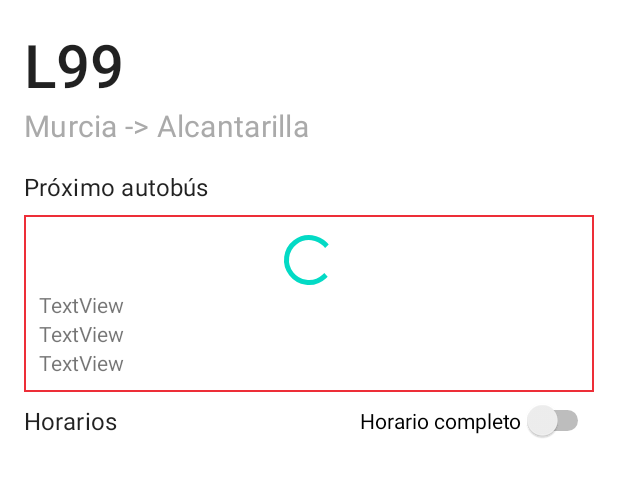
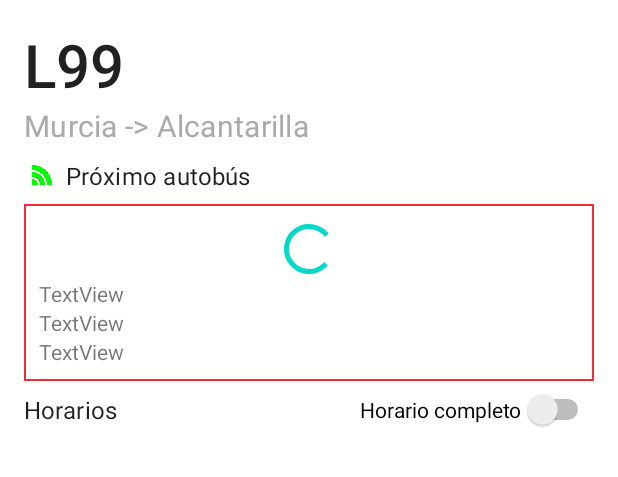
Before and after one commit to youngsdeveloper/busmurcia-app, an Android app: the layout fragment_route.xml on its own in the app's theme, with its tools: preview values and no code run, on a phone screen of 412 x 824 dp. Shown: the top 477 px of the screen. Run offline under Robolectric (Android 15) with nearby library versions, the phone set to English and light mode, and no system bars.

Commit message:
Feature: GIF Realtime Streaming + Fix: Fragmment not attached problems

```diff
--- a/app/build.gradle
+++ b/app/build.gradle
@@ -91,6 +91,10 @@ dependencies {
     implementation 'com.google.firebase:firebase-crashlytics-ktx'
 
 
+    // GIF
+    implementation 'pl.droidsonroids.gif:android-gif-drawable:1.2.25'
+
+
     // Add the dependencies for any other desired Firebase products
     // https://firebase.google.com/docs/android/setup#available-libraries
 
--- a/app/src/main/java/com/juice_studio/busmurciaapp/fragments/RouteFragment.kt
+++ b/app/src/main/java/com/juice_studio/busmurciaapp/fragments/RouteFragment.kt
@@ -230,15 +230,19 @@ class RouteFragment : Fragment(R.layout.fragment_route) {
 
 
 
-            requireActivity().runOnUiThread {
+            if(isAdded){
+                requireActivity().runOnUiThread {
 
-                if(call.isSuccessful){
-                    val realtime_hours = call.body();
-                    realtime_hours?.let { realtime_hours ->
-                        loadRealTimeData(realtime_hours)
+                    if(call.isSuccessful){
+                        val realtime_hours = call.body();
+                        realtime_hours?.let { realtime_hours ->
+                            loadRealTimeData(realtime_hours)
+                        }
                     }
                 }
             }
+
+
         }
     }
 
--- a/app/src/main/java/com/juice_studio/busmurciaapp/fragments/RouteStopsFragment.kt
+++ b/app/src/main/java/com/juice_studio/busmurciaapp/fragments/RouteStopsFragment.kt
@@ -282,6 +282,8 @@ import kotlin.random.Random
                             tmpAdapter.activeSynoptics = synoptics
                             tmpAdapter.realtime_hours = realtime_hours!!
 
+
+                            if(isAdded){
                                 requireActivity().runOnUiThread {
 
 
@@ -293,6 +295,8 @@ import kotlin.random.Random
 
                                     listener.onStopRealtimeLoaded(stop, status_min, requested_route)
                                 }
+                            }
+
 
                         }
 
--- a/app/src/main/res/layout/fragment_route.xml
+++ b/app/src/main/res/layout/fragment_route.xml
@@ -42,8 +42,8 @@
             android:layout_width="wrap_content"
             android:layout_height="wrap_content"
             android:text="Murcia -> Alcantarilla"
+            android:textColor="@android:color/darker_gray"
             android:textSize="20sp"
-            android:textColor="@android:color/darker_gray"
             app:layout_constraintStart_toStartOf="@+id/text_route_number"
             app:layout_constraintTop_toBottomOf="@+id/text_route_number" />
 
@@ -99,10 +99,12 @@
             style="@style/TextAppearance.MaterialComponents.Subtitle1"
             android:layout_width="wrap_content"
             android:layout_height="wrap_content"
-            android:layout_marginTop="16dp"
+            android:layout_marginStart="8dp"
+            android:layout_marginBottom="3dp"
             android:text="Próximo autobús"
-            app:layout_constraintStart_toStartOf="@+id/text_route_headsign"
-            app:layout_constraintTop_toBottomOf="@+id/chip_group_synoptic" />
+            app:layout_constraintBottom_toBottomOf="@+id/imageView6"
+            app:layout_constraintStart_toEndOf="@+id/imageView6"
+            app:layout_constraintTop_toTopOf="@+id/imageView6" />
 
         <LinearLayout
             android:id="@+id/layout_next_bus"
@@ -110,12 +112,12 @@
             android:layout_height="wrap_content"
             android:layout_marginTop="8dp"
             android:layout_marginEnd="16dp"
-            android:layout_marginRight="16dp"
-            android:padding="10dp"
             android:background="@drawable/background_next_bus"
             android:orientation="vertical"
+            android:padding="10dp"
             app:layout_constraintEnd_toEndOf="parent"
-            app:layout_constraintStart_toStartOf="@+id/label_next_bus"
+            app:layout_constraintHorizontal_bias="0.0"
+            app:layout_constraintStart_toStartOf="@+id/text_route_headsign"
             app:layout_constraintTop_toBottomOf="@+id/label_next_bus">
 
             <ProgressBar
@@ -123,35 +125,42 @@
                 style="?android:attr/progressBarStyle"
                 android:layout_width="40dp"
                 android:layout_height="40dp"
-                android:layout_gravity="center_horizontal"/>
+                android:layout_gravity="center_horizontal" />
 
             <TextView
                 android:id="@+id/text_next_bus_line"
                 android:layout_width="match_parent"
                 android:layout_height="wrap_content"
-                android:textAlignment="textStart"
+                android:gravity="start"
                 android:text="TextView"
-                android:gravity="start"
-                />
+                android:textAlignment="textStart" />
 
             <TextView
                 android:id="@+id/text_next_bus"
                 android:layout_width="match_parent"
                 android:layout_height="wrap_content"
-                android:textAlignment="textStart"
+                android:gravity="start"
                 android:text="TextView"
-                android:gravity="start"
-                />
+                android:textAlignment="textStart" />
 
             <TextView
                 android:id="@+id/text_status_next_bus"
                 android:layout_width="match_parent"
                 android:layout_height="wrap_content"
-                android:textAlignment="textStart"
+                android:gravity="start"
                 android:text="TextView"
-                android:gravity="start"
-                />
+                android:textAlignment="textStart" />
         </LinearLayout>
+
+        <pl.droidsonroids.gif.GifImageView
+            android:id="@+id/imageView6"
+            android:layout_width="20dp"
+            android:layout_height="20dp"
+            android:layout_marginTop="11dp"
+            android:rotation="45"
+            android:src="@drawable/streaming"
+            app:layout_constraintStart_toStartOf="@+id/chip_group_synoptic"
+            app:layout_constraintTop_toBottomOf="@+id/chip_group_synoptic" />
 
 
     </androidx.constraintlayout.widget.ConstraintLayout>
```
Also changed, not shown: app/src/main/java/com/juice_studio/busmurciaapp/adapters/StopRouteAdapter.kt (line endings or trailing spaces), app/src/main/res/drawable/streaming.gif (added). Lines whose indentation alone changed are shown as unchanged.
